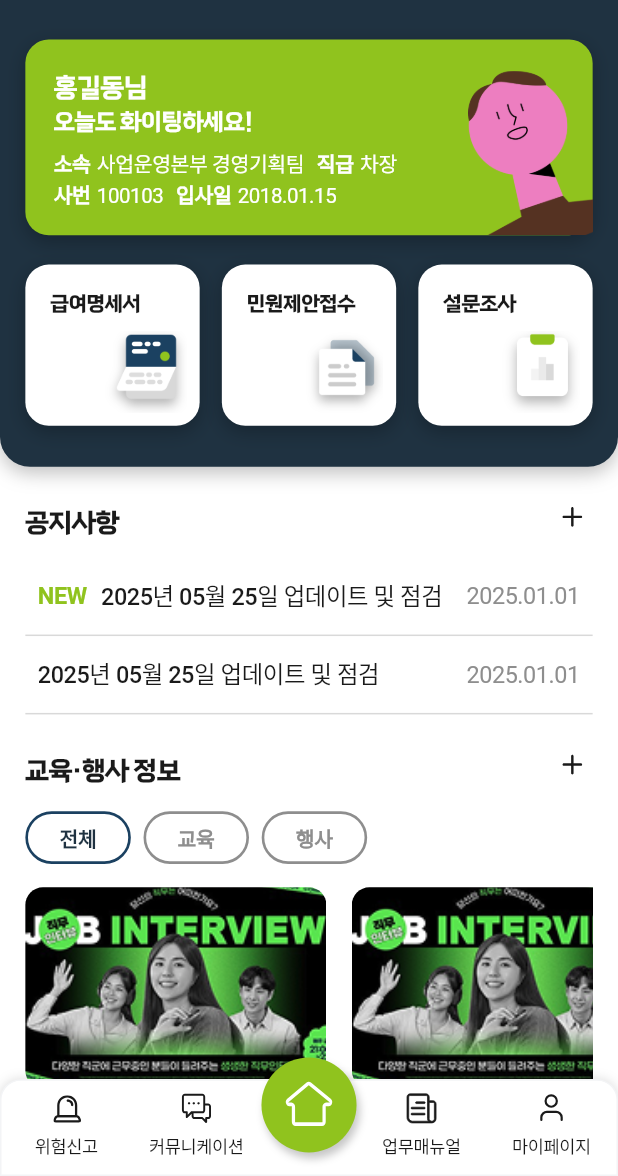
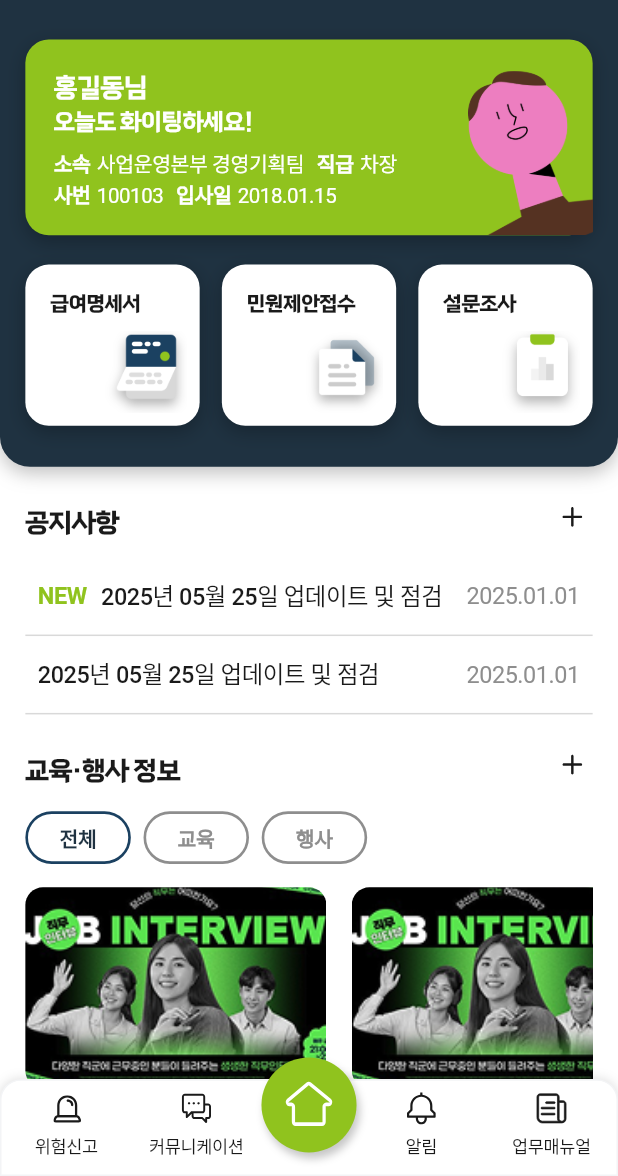
Before and after one commit to na03266/flutter_lhens_app, a Flutter app: the screen it shows after launch, after a tap on the "visibility off" icon, after a tap on "로그인", on a phone screen of 412 x 824 dp, the part 60-1236 px from its top. Run offline on Flutter 3.47's test engine with Material 3 defaults, Android fonts, the phone set to English and light mode, and no system bars; our stand-ins replace dio, flutter_riverpod, flutter_screenutil, flutter_secure_storage, flutter_svg, freezed_annotation and 2 more; Roboto replaces fonts that are missing (Pretendard).

Commit message:
bottom nav 항목 교체 및 순서 조정

```diff
--- a/lib/common/components/app_bottom_nav.dart
+++ b/lib/common/components/app_bottom_nav.dart
@@ -8,7 +8,11 @@ import 'package:lhens_app/common/theme/app_text_styles.dart';
 import 'package:lhens_app/gen/assets.gen.dart';
 
 class AppBottomNav extends StatelessWidget {
-  final VoidCallback onTapLeft1, onTapLeft2, onTapRight1, onTapRight2, onTapCenter;
+  final VoidCallback onTapLeft1,
+      onTapLeft2,
+      onTapRight1,
+      onTapRight2,
+      onTapCenter;
   final double fabDiameter, topGap, contentHeight, minBottomGap;
 
   const AppBottomNav({
@@ -56,8 +60,8 @@ class AppBottomNav extends StatelessWidget {
                   _item('위험신고', Assets.icons.tabs.danger, onTapLeft1),
                   _item('커뮤니케이션', Assets.icons.tabs.chat, onTapLeft2),
                   SizedBox(width: fabDiameter.w), // FAB 자리만 비워둠
+                  _item('알림', Assets.icons.bell, onTapRight2),
                   _item('업무매뉴얼', Assets.icons.tabs.manual, onTapRight1),
-                  _item('마이페이지', Assets.icons.tabs.my, onTapRight2),
                 ],
               ),
             ),
@@ -83,7 +87,10 @@ class AppBottomNav extends StatelessWidget {
                     child: Assets.icons.tabs.home.svg(
                       width: 32.w,
                       height: 32.w,
-                      colorFilter: const ColorFilter.mode(Colors.white, BlendMode.srcIn),
+                      colorFilter: const ColorFilter.mode(
+                        Colors.white,
+                        BlendMode.srcIn,
+                      ),
                     ),
                   ),
                 ),
--- a/lib/common/layout/default_layout.dart
+++ b/lib/common/layout/default_layout.dart
@@ -1,6 +1,7 @@
 import 'package:flutter/material.dart';
 import 'package:flutter_riverpod/flutter_riverpod.dart';
 import 'package:go_router/go_router.dart';
+import 'package:lhens_app/alarm/view/alarm_screen.dart';
 
 import 'package:lhens_app/common/components/app_bottom_nav.dart';
 import 'package:lhens_app/common/components/custom_app_bar.dart';
@@ -12,7 +13,6 @@ import '../../home/view/home_screen.dart';
 import '../../risk/view/risk_screen.dart';
 import '../../chat/view/chat_screen.dart';
 import '../../manual/view/manual_screen.dart';
-import '../../home/my_page/view/my_page_screen.dart';
 import '../../chat/component/chat_settings_drawer.dart';
 
 class DefaultLayout extends ConsumerWidget {
@@ -146,7 +146,7 @@ class DefaultLayout extends ConsumerWidget {
         context.goNamed(ManualScreen.routeName);
         break;
       case 4:
-        context.goNamed(MyPageScreen.routeName);
+        context.goNamed(AlarmScreen.routeName);
         break;
     }
   }
```
